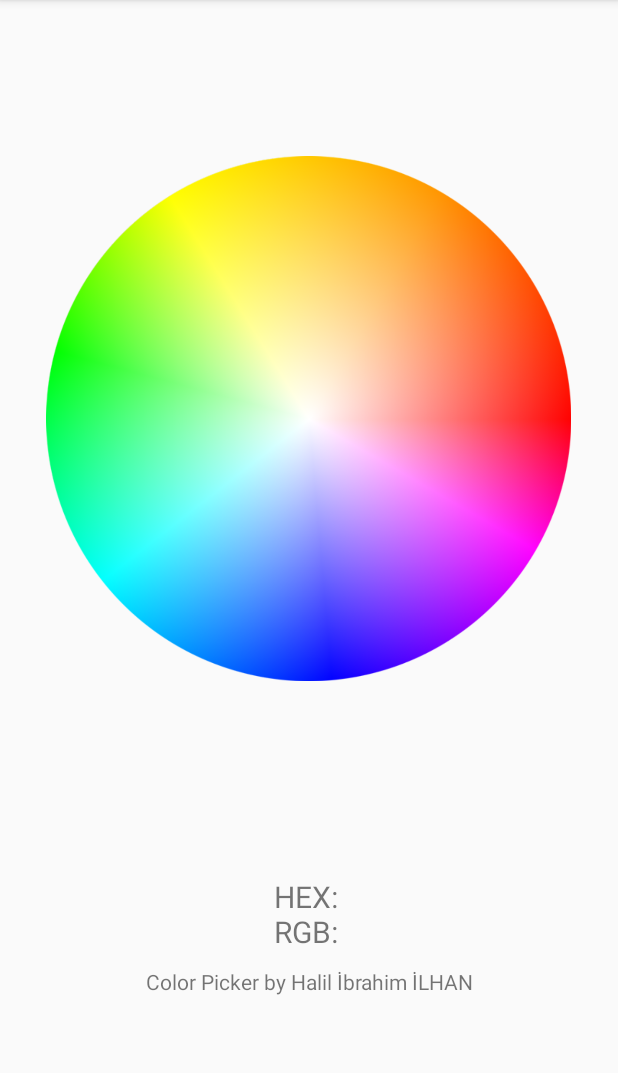
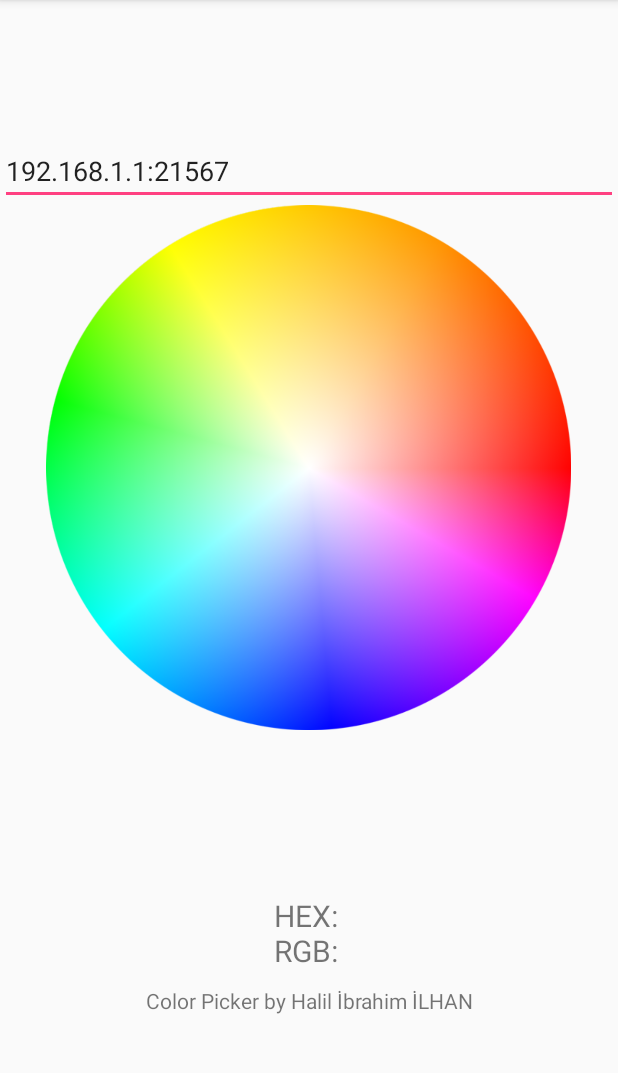
Before and after one commit to hybrayhem/iot-led-controller, an Android app: the screen it shows after launch (MainActivity), on a phone screen of 412 x 824 dp, the part 84-1157 px from its top. Run offline under Robolectric (Android 15) with nearby library versions, the phone set to English and light mode, and no system bars; plain views replace ColorPickerView.

Commit message:
Color Picker V1.1 (Wifi) by Halil İbrahim iLHAN Release notes: -added sending hex with tcp for IOT rgb led control

```diff
--- a/app/build.gradle
+++ b/app/build.gradle
@@ -6,8 +6,8 @@ android {
         applicationId "software.ilhan.com.renkkodlar"
         minSdkVersion 15
         targetSdkVersion 28
-        versionCode 1
-        versionName "1.0"
+        versionCode 2
+        versionName "1.1"
         testInstrumentationRunner "android.support.test.runner.AndroidJUnitRunner"
     }
     buildTypes {
--- a/app/src/main/AndroidManifest.xml
+++ b/app/src/main/AndroidManifest.xml
@@ -1,6 +1,7 @@
 <?xml version="1.0" encoding="utf-8"?>
 <manifest xmlns:android="http://schemas.android.com/apk/res/android"
     package="software.ilhan.com.renkkodlar">
+    <uses-permission android:name="android.permission.INTERNET"/>
 
     <application
         android:allowBackup="true"
--- a/app/src/main/java/software/ilhan/com/renkkodlar/MainActivity.java
+++ b/app/src/main/java/software/ilhan/com/renkkodlar/MainActivity.java
@@ -2,17 +2,28 @@ package software.ilhan.com.renkkodlar;
 
 import android.content.ClipData;
 import android.content.ClipboardManager;
+import android.content.DialogInterface;
 import android.graphics.Bitmap;
 import android.graphics.Color;
+import android.os.AsyncTask;
+import android.support.v7.app.AlertDialog;
 import android.support.v7.app.AppCompatActivity;
 import android.os.Bundle;
 import android.util.Log;
+import android.view.LayoutInflater;
 import android.view.MotionEvent;
 import android.view.View;
 import android.view.animation.TranslateAnimation;
+import android.widget.EditText;
 import android.widget.ImageView;
 import android.widget.TextView;
 import android.widget.Toast;
+
+import java.io.DataOutputStream;
+import java.io.IOException;
+import java.net.InetAddress;
+import java.net.Socket;
+import java.net.UnknownHostException;
 //github description:
 // Color picker
 //-picks a color from color wheel and converts it to hex and rgb values
@@ -24,6 +35,12 @@ public class MainActivity extends AppCompatActivity {
     TextView txtResult;
     View colorView;
 
+    EditText txtAddress;
+    Socket myAppSocket = null;
+    public static String wifiModuleIp = "";
+    public static int wifiModulePort = 0;
+    public static String CMD = "0";
+
     Bitmap bitmap;
 
     @Override
@@ -31,16 +48,42 @@ public class MainActivity extends AppCompatActivity {
         super.onCreate(savedInstanceState);
         setContentView(R.layout.activity_main);
 
-        colorWheel = findViewById(R.id.colorWheel);
-        picker = findViewById(R.id.picker);
-        colorView = findViewById(R.id.colorView);
-        txtResult = findViewById(R.id.txtResult);
+        colorWheel = (ImageView) findViewById(R.id.colorWheel);
+        picker = (ImageView) findViewById(R.id.picker);
+        colorView = (View) findViewById(R.id.colorView);
+        txtResult = (TextView) findViewById(R.id.txtResult);
 
         colorWheel.setDrawingCacheEnabled(true);
         colorWheel.buildDrawingCache(true);
 
+        txtAddress = (EditText) findViewById(R.id.txtAddress);
+
         final float[] currentX = {466};
         final float[] currentY = {466};
+
+////////////////////////////////////////////////////////////////////////////////////////////////////
+        /*final String[] ip_address = {""};
+
+        LayoutInflater layoutInflater = LayoutInflater.from(MainActivity.this);
+        View promptView = layoutInflater.inflate(R.layout.input_dialog, null);
+        AlertDialog.Builder alertDialogBuilder = new AlertDialog.Builder(MainActivity.this);
+        alertDialogBuilder.setView(promptView);
+
+        final EditText txtAddress = findViewById(R.id.txtAddress);
+
+        // setup a dialog window
+        alertDialogBuilder.setCancelable(false);
+        alertDialogBuilder.setPositiveButton("Tamam", new DialogInterface.OnClickListener() {
+            public void onClick(DialogInterface dialog, int id) {
+                ip_address[0] = txtAddress.getText().toString();
+                Log.d("input_control", "ip adresi: "+ip_address[0]);
+            }
+        });
+        // create an alert dialog
+        AlertDialog alert = alertDialogBuilder.create();
+        alert.show();*/
+
+////////////////////////////////////////////////////////////////////////////////////////////////////
 
         TranslateAnimation animation = new TranslateAnimation(currentX[0], 0, currentY[0], 0);
         animation.setFillAfter(true);
@@ -83,6 +126,17 @@ public class MainActivity extends AppCompatActivity {
                         colorView.setBackgroundColor(Color.rgb(r, g, b));
 
                         txtResult.setText("HEX: " + hex + "\nRGB: " + r + ", " + g + ", " + b);
+                        String old_hex = "";
+                        //TODO "is hex changed" not working, needs to be right coding
+                        if (!hex.equals(old_hex)) {
+                            Log.d("hex_change_test", "old_hex: " + old_hex + ", new_hex: " + hex);
+                            getIPandPort();
+                            CMD = hex + ".";
+                            Socket_AsyncTask rgb = new Socket_AsyncTask();
+                            rgb.execute();
+                            Log.d("cmd", "HEX String: " + CMD);
+                            old_hex = hex;
+                        }
                     }
                 }
                 return true;
@@ -102,6 +156,38 @@ public class MainActivity extends AppCompatActivity {
             }
         });
     }
+
+    public void getIPandPort()   // getIPandPort(String[] ip_address)
+    {
+        String iPandPort = txtAddress.getText().toString();   // String iPandPort = ip_address[0];
+        Log.d("MYTEST","IP String: "+ iPandPort);
+        String temp[]= iPandPort.split(":");
+        wifiModuleIp = temp[0];
+        wifiModulePort = Integer.valueOf(temp[1]);
+        Log.d("MY TEST","IP:" +wifiModuleIp);
+        Log.d("MY TEST","PORT:"+wifiModulePort);
+    }
+    public class Socket_AsyncTask extends AsyncTask<Void,Void,Void> {
+        Socket socket;
+
+        @Override
+        protected Void doInBackground(Void... params) {
+            try {
+                InetAddress inetAddress = InetAddress.getByName(MainActivity.wifiModuleIp);
+                socket = new java.net.Socket(inetAddress, MainActivity.wifiModulePort);
+                DataOutputStream dataOutputStream = new DataOutputStream(socket.getOutputStream());
+                dataOutputStream.writeBytes(CMD);
+                dataOutputStream.close();
+                socket.close();
+            } catch (UnknownHostException e) {
+                e.printStackTrace();
+            } catch (IOException e) {
+                e.printStackTrace();
+            }
+            return null;
+        }
+    }
+
 }
 
 /*centreX=imageView.getX() + imageView.getWidth()  / 2;
--- a/app/src/main/res/layout/activity_main.xml
+++ b/app/src/main/res/layout/activity_main.xml
@@ -13,6 +13,17 @@
         android:orientation="vertical"
         tools:layout_editor_absoluteX="0dp"
         tools:layout_editor_absoluteY="164dp">
+
+        <EditText
+            android:id="@+id/txtAddress"
+            android:layout_width="match_parent"
+            android:layout_height="wrap_content"
+            android:ems="10"
+            android:hint="192.168.x.x:21567"
+            android:inputType="text"
+            android:text="192.168.1.1:21567"
+            tools:layout_editor_absoluteX="16dp"
+            tools:layout_editor_absoluteY="0dp" />
 
         <RelativeLayout
             android:layout_width="350dp"
@@ -42,7 +53,7 @@
         <View
             android:id="@+id/colorView"
             android:layout_width="match_parent"
-            android:layout_height="100dp"
+            android:layout_height="80dp"
             android:layout_margin="10dp" />
 
         <TextView
```
Also changed, not shown: app/src/main/res/layout/input_dialog.xml (added, +25 -0 lines). Lines whose indentation alone changed are shown as unchanged.
